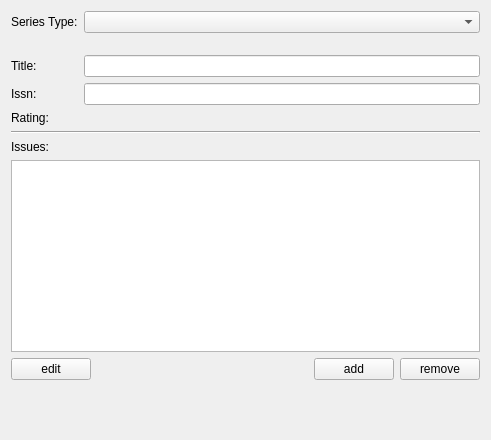
The window that src/sidebar/serieswidget.ui (KDE/conquirere) describes before a commit, drawn with Qt 5.
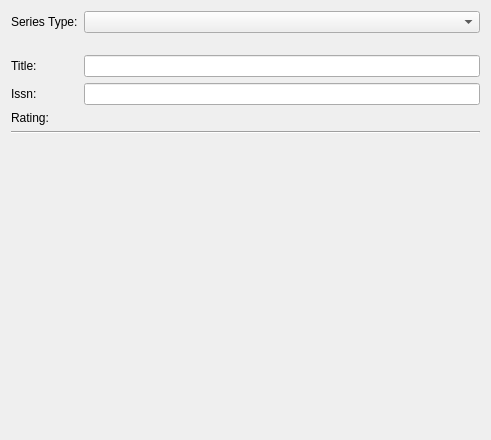
The same window after the commit. Custom widgets are drawn as their Qt base class.

```diff
--- a/src/sidebar/serieswidget.ui
+++ b/src/sidebar/serieswidget.ui
@@ -91,62 +91,7 @@
     </widget>
    </item>
    <item>
-    <widget class="QLabel" name="label_3">
-     <property name="text">
-      <string>Issues:</string>
-     </property>
-     <property name="buddy">
-      <cstring>issuesList</cstring>
-     </property>
-    </widget>
-   </item>
-   <item>
-    <widget class="QListWidget" name="issuesList">
-     <property name="minimumSize">
-      <size>
-       <width>0</width>
-       <height>100</height>
-      </size>
-     </property>
-    </widget>
-   </item>
-   <item>
-    <layout class="QHBoxLayout" name="horizontalLayout">
-     <item>
-      <widget class="QPushButton" name="editIssue">
-       <property name="text">
-        <string>edit</string>
-       </property>
-      </widget>
-     </item>
-     <item>
-      <spacer name="horizontalSpacer">
-       <property name="orientation">
-        <enum>Qt::Horizontal</enum>
-       </property>
-       <property name="sizeHint" stdset="0">
-        <size>
-         <width>40</width>
-         <height>20</height>
-        </size>
-       </property>
-      </spacer>
-     </item>
-     <item>
-      <widget class="QPushButton" name="addIssue">
-       <property name="text">
-        <string>add</string>
-       </property>
-      </widget>
-     </item>
-     <item>
-      <widget class="QPushButton" name="removeIssue">
-       <property name="text">
-        <string>remove</string>
-       </property>
-      </widget>
-     </item>
-    </layout>
+    <widget class="ListPartsWidget" name="listPartWidget" native="true"/>
    </item>
    <item>
     <spacer name="verticalSpacer_2">
@@ -182,6 +127,12 @@
     <signal>widgetEnabled(bool)</signal>
    </slots>
   </customwidget>
+  <customwidget>
+   <class>ListPartsWidget</class>
+   <extends>QWidget</extends>
+   <header>sidebar/listpartswidget.h</header>
+   <container>1</container>
+  </customwidget>
  </customwidgets>
  <tabstops>
   <tabstop>editType</tabstop>
```
Left out of the diff: 52 changed lines with no effect on the pictures.
